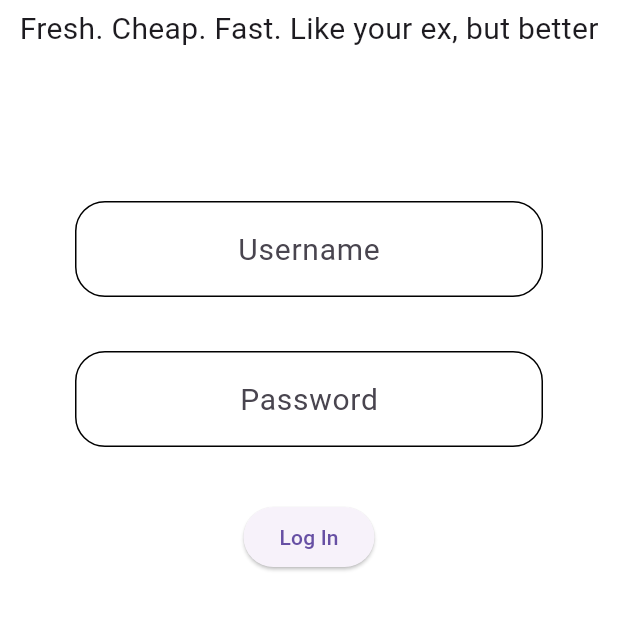
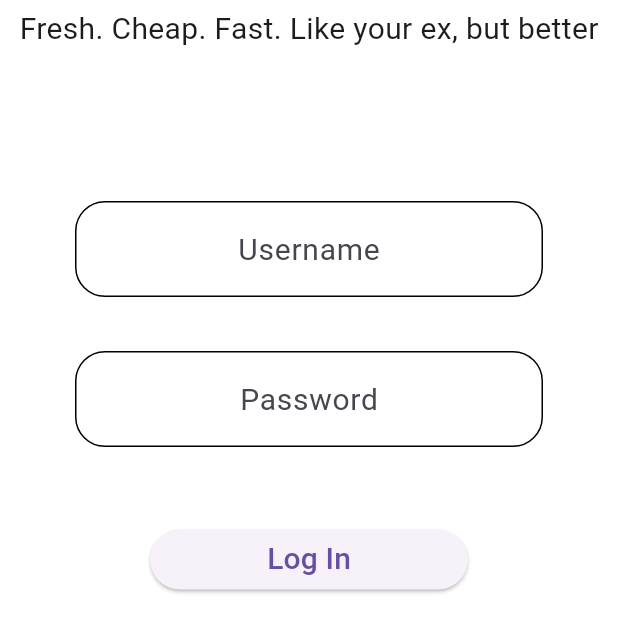
Before and after one commit to PranavSoneji-07/Bite_Saver, a Flutter app: the screen it shows after launch, after a tap on "Log In", on a phone screen of 412 x 824 dp, the part 597-1236 px from its top. Run offline on Flutter 3.47's test engine with Material 3 defaults, Android fonts, the light colour scheme and no system bars.

Commit message:
A lot of changes

```diff
--- a/lib/pages/Pop_Page.dart
+++ b/lib/pages/Pop_Page.dart
@@ -18,7 +18,7 @@ class _PopState extends State<Pop> {
   void initState(){
     super.initState();
     Pop_Up();
-    Future.delayed(Duration(seconds:4 ), (){
+    Future.delayed(Duration(seconds:5 ), (){
       Navigator.pushReplacement(context, MaterialPageRoute(builder: (context) => LogIn()),
       );
     });
--- a/lib/pages/login_page.dart
+++ b/lib/pages/login_page.dart
@@ -1,3 +1,5 @@
+import 'package:bite_saver/pages/Home_Page.dart';
+import 'package:bite_saver/small%20components/login_logic.dart';
 import 'package:flutter/material.dart';
 
 final username = TextEditingController();
@@ -63,9 +65,17 @@ class LogIn extends StatelessWidget {
                 height: 80,
                 child: Text_Field(password, "Password")),
 
-            ElevatedButton(onPressed: (){
-
-            }, child: Text("Log In")),
+            Container(
+              width: 800,
+              padding: EdgeInsets.only(left: 100, right: 100, top: 15, bottom: 15),
+              child: ElevatedButton(onPressed: () async {
+                LoginLogic().fetchCredentials();
+                LoginLogic().checker();
+                if(LoginLogic().Checked == true){
+                  Navigator.pushReplacement(context, MaterialPageRoute(builder: (context) => HomeUI()));
+              }
+              }, child: Text("Log In", style: TextStyle(fontSize: 20),)),
+            ),
 
 
           ],
--- /dev/null
+++ b/lib/small components/Lines_Picker.dart
@@ -0,0 +1,54 @@
+import 'dart:math';
+import 'package:flutter/material.dart';
+import 'dart:async';
+
+class LinesPicker extends StatefulWidget {
+  final Function(String) onLineChanged; // Callback function
+
+  const LinesPicker({required this.onLineChanged, super.key});
+
+  @override
+  _LinesPickerState createState() => _LinesPickerState();
+}
+
+class _LinesPickerState extends State<LinesPicker> {
+  List<String> lines = [
+    "Eat fast, or someone else will!",
+    "Your wallet made a brand-new friend",
+    "Who knew saving food could be this tasty?",
+    "Why pay full price? That’s a scam",
+    "Food waste is dumb. Cheap food isn’t",
+    "Dinner? Sorted. Bank balance? Safe",
+    "Good food deserves a second chance!",
+    "Fresh. Cheap. Fast. No brainer",
+    "Why cook when you can loot? (Legally, of course)",
+    "Broke but hungry? We got you"
+  ];
+  var random = Random();
+  Timer? timer;
+
+  @override
+  void initState() {
+    super.initState();
+    timer = Timer.periodic(Duration(seconds: 1, milliseconds: 100), (timer) {
+      String newLine = lines[random.nextInt(10) +1 ];
+      widget.onLineChanged(newLine); // Send updated line to Pop_Up
+    });
+
+    // Stop after 4 seconds (2 updates)
+    Future.delayed(Duration(seconds: 6), () {
+      timer?.cancel();
+    });
+  }
+
+  @override
+  void dispose() {
+    timer?.cancel();
+    super.dispose();
+  }
+
+  @override
+  Widget build(BuildContext context) {
+    return SizedBox(); // This widget doesn't display anything
+  }
+}
--- a/lib/small components/PopUp.dart
+++ b/lib/small components/PopUp.dart
@@ -1,4 +1,5 @@
 import 'package:flutter/material.dart';
+import 'package:bite_saver/small%20components/Lines_Picker.dart';
 
 class Pop_Up extends StatefulWidget {
   const Pop_Up({super.key});
@@ -8,33 +9,38 @@ class Pop_Up extends StatefulWidget {
 }
 
 class _Pop_UpState extends State<Pop_Up> {
+  String line = "Loading..."; // Default text
+
+  void updateLine(String newLine) {
+    setState(() {
+      line = newLine; // Update line when received from LinesPicker
+    });
+  }
+
   @override
   Widget build(BuildContext context) {
     return Scaffold(
-
       body: Container(
-        padding: EdgeInsets.only(top:400),
+        padding: EdgeInsets.only(top: 400),
         color: Colors.white,
         child: Center(
           child: Column(
             children: [
+              LinesPicker(onLineChanged: updateLine), // Pass callback
               Container(
                 decoration: BoxDecoration(
                   color: Colors.grey,
                 ),
-              child: Text("Animation of scooter")
+                child: Image.asset("assets/download.gif", height: 200),
               ),
               Container(
-              child: Text("Here the catchy lines will go"),
+                margin: EdgeInsets.all(20),
+                child: Text(line, style: TextStyle(fontSize: 20)),
               ),
             ],
           ),
         ),
-      )
-
-
-
-
+      ),
     );
   }
 }
--- a/lib/small components/login_logic.dart
+++ b/lib/small components/login_logic.dart
@@ -0,0 +1,42 @@
+import 'package:flutter/material.dart';
+import 'package:flutter/services.dart' show rootBundle;
+import 'package:bite_saver/pages/login_page.dart' as input_data;
+
+
+class LoginLogic {
+  Map<String, String> _credentials = {};
+  bool Checked = false;
+
+
+  Future<void> fetchCredentials() async {
+    try {
+      String data = await rootBundle.loadString('assets/usernames_password.txt');
+      Map<String, String> credentials = {};
+      for (String line in data.split('\n')) {
+        List<String> parts = line.split(':');
+        if (parts.length == 2) {
+          credentials[parts[0].trim()] = parts[1].trim();
+        }
+      }
+    }
+    catch (e) {
+      debugPrint("Could not fetch");
+    }
+  }
+
+  Future<void> checker() async {
+    String username = input_data.username.text.trim();
+    String password = input_data.password.text.trim();
+
+
+    if (_credentials.containsKey(username) && _credentials[username] == password) {
+      debugPrint("Ho gaya");
+      Checked = true;
+    }
+    else {
+      debugPrint("Ye to galat bata hai");
+    }
+  }
+
+
+}
--- a/pubspec.yaml
+++ b/pubspec.yaml
@@ -30,6 +30,7 @@ environment:
 dependencies:
   flutter:
     sdk: flutter
+  carousel_slider: ^4.2.1
 
   # The following adds the Cupertino Icons font to your application.
   # Use with the CupertinoIcons class for iOS style icons.
@@ -52,7 +53,7 @@ dev_dependencies:
 # The following section is specific to Flutter packages.
 flutter:
   assets:
-     - lib/Assets
+     - assets/
 
   # The following line ensures that the Material Icons font is
   # included with your application, so that you can use the icons in
```
Also changed, not shown: lib/pages/Home_Page.dart (+114 -2 lines), lib/small components/Deals_Section_Title.dart (added, +28 -0 lines), assets/Search.png (added), assets/download.gif (added), assets/usernames_password.txt (renamed from lib/Assets/usernames_password.txt), pubspec.lock, 1 other file. Lines whose indentation alone changed are shown as unchanged.
